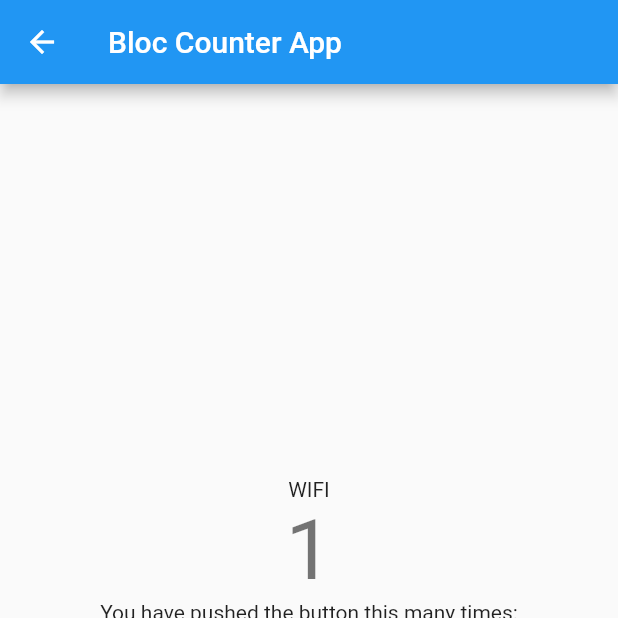
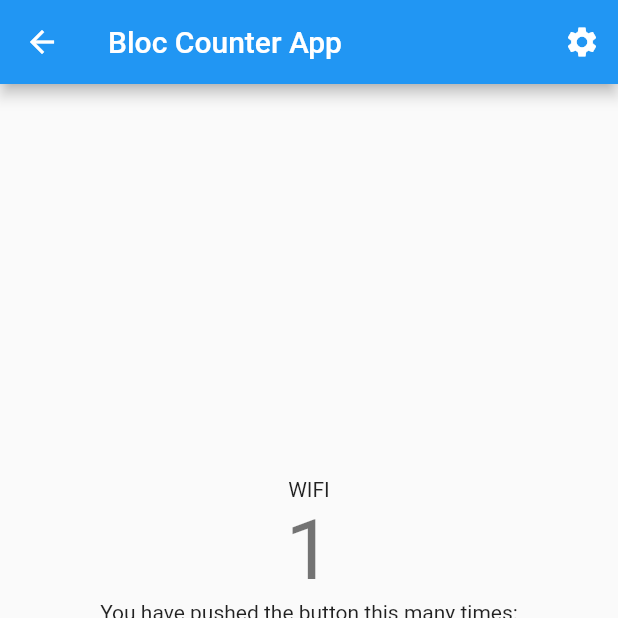
Before and after one commit to motasimfuad/bloc_practice, a Flutter app: the screen it shows after launch, after a tap on "Counter App", on a phone screen of 412 x 824 dp, the top half of it. Run offline on Flutter 3.47's test engine with Material 2 defaults, Android fonts, the phone set to English and light mode, and no system bars; our stand-ins replace bloc, connectivity_plus, equatable, flutter_bloc.

Commit message:
settings cubit implemented

```diff
--- /dev/null
+++ b/lib/app/logic/cubit/settings_cubit.dart
@@ -0,0 +1,22 @@
+import 'package:bloc/bloc.dart';
+import 'package:equatable/equatable.dart';
+
+part 'settings_state.dart';
+
+class SettingsCubit extends Cubit<SettingsState> {
+  SettingsCubit()
+      : super(
+          const SettingsState(
+            appNotifications: false,
+            emailNotifications: false,
+          ),
+        );
+
+  void toggleAppNotifications(bool newValue) {
+    return emit(state.copyWith(appNotifications: newValue));
+  }
+
+  void toggleEmailNotifications(bool newValue) {
+    return emit(state.copyWith(emailNotifications: newValue));
+  }
+}
--- /dev/null
+++ b/lib/app/logic/cubit/settings_state.dart
@@ -0,0 +1,27 @@
+part of 'settings_cubit.dart';
+
+class SettingsState extends Equatable {
+  final bool appNotifications;
+  final bool emailNotifications;
+
+  const SettingsState({
+    required this.appNotifications,
+    required this.emailNotifications,
+  });
+
+  SettingsState copyWith({
+    bool? appNotifications,
+    bool? emailNotifications,
+  }) {
+    return SettingsState(
+      appNotifications: appNotifications ?? this.appNotifications,
+      emailNotifications: emailNotifications ?? this.emailNotifications,
+    );
+  }
+
+  @override
+  List<Object> get props => [
+        appNotifications,
+        emailNotifications,
+      ];
+}
--- a/lib/app/presentation/router/app_router.dart
+++ b/lib/app/presentation/router/app_router.dart
@@ -1,6 +1,7 @@
 import 'package:bloc_practice/app/presentation/screens/counter_app.dart';
 import 'package:bloc_practice/app/presentation/screens/counter_second_page.dart';
 import 'package:bloc_practice/app/presentation/screens/home_page.dart';
+import 'package:bloc_practice/app/presentation/screens/settings_page.dart';
 import 'package:flutter/material.dart';
 
 class AppRouter {
@@ -10,17 +11,22 @@ class AppRouter {
         return MaterialPageRoute(
           builder: (_) => const HomePage(),
         );
-        break;
+
       case '/counter':
         return MaterialPageRoute(
           builder: (_) => CounterApp(),
         );
-        break;
+
       case '/counter_second':
         return MaterialPageRoute(
           builder: (_) => CounterSecondPage(),
         );
-        break;
+
+      case '/settings':
+        return MaterialPageRoute(
+          builder: (_) => const SettingsPage(),
+        );
+
       default:
         return MaterialPageRoute(
           builder: (_) => const HomePage(),
--- a/lib/app/presentation/screens/counter_app.dart
+++ b/lib/app/presentation/screens/counter_app.dart
@@ -22,6 +22,14 @@ class CounterApp extends StatelessWidget {
       child: Scaffold(
         appBar: AppBar(
           title: const Text('Bloc Counter App'),
+          actions: [
+            IconButton(
+              onPressed: () {
+                Navigator.pushNamed(context, '/settings');
+              },
+              icon: const Icon(Icons.settings),
+            ),
+          ],
         ),
         body: Center(
           child: Column(
--- a/lib/app/presentation/screens/home_page.dart
+++ b/lib/app/presentation/screens/home_page.dart
@@ -12,6 +12,14 @@ class HomePage extends StatelessWidget {
     return Scaffold(
       appBar: AppBar(
         title: const Text('BLoc Practice'),
+        actions: [
+          IconButton(
+            onPressed: () {
+              Navigator.pushNamed(context, '/settings');
+            },
+            icon: const Icon(Icons.settings),
+          ),
+        ],
       ),
       body: Center(
         child: Column(
--- a/lib/main.dart
+++ b/lib/main.dart
@@ -1,4 +1,5 @@
 import 'package:bloc_practice/app/logic/cubit/internet_cubit.dart';
+import 'package:bloc_practice/app/logic/cubit/settings_cubit.dart';
 import 'package:connectivity_plus/connectivity_plus.dart';
 import 'package:flutter/material.dart';
 import 'package:flutter_bloc/flutter_bloc.dart';
@@ -36,6 +37,9 @@ class MyApp extends StatelessWidget {
         BlocProvider<CounterCubit>(
           create: (context) => CounterCubit(),
         ),
+        BlocProvider<SettingsCubit>(
+          create: (context) => SettingsCubit(),
+        ),
       ],
       child: MaterialApp(
         theme: ThemeData(
```
Also changed, not shown: lib/app/presentation/screens/settings_page.dart (added, +53 -0 lines).
